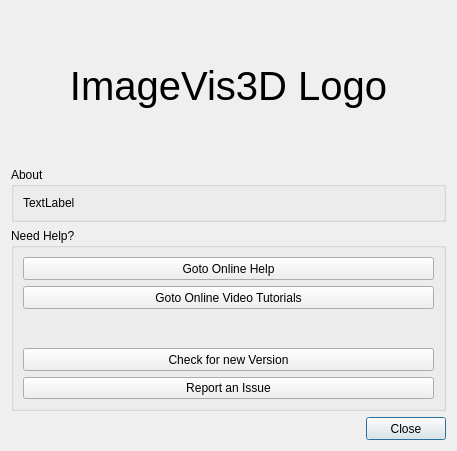
SCIInstitute/ImageVis3D, file ImageVis3D/UI/UI/About.ui: the form before one commit.
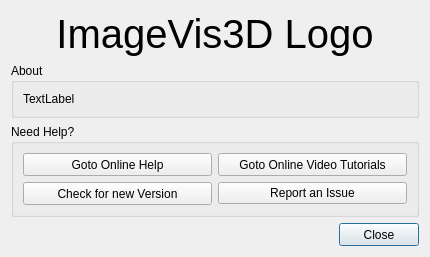
The form after the commit.

Commit message: completed new about dialog

```diff
--- a/ImageVis3D/UI/UI/About.ui
+++ b/ImageVis3D/UI/UI/About.ui
@@ -8,8 +8,8 @@
    <rect>
     <x>0</x>
     <y>0</y>
-    <width>457</width>
-    <height>451</height>
+    <width>430</width>
+    <height>246</height>
    </rect>
   </property>
   <property name="sizePolicy" >
@@ -33,16 +33,22 @@
   <layout class="QVBoxLayout" name="verticalLayout" >
    <item>
     <widget class="QLabel" name="label_logo" >
+     <property name="sizePolicy" >
+      <sizepolicy vsizetype="Preferred" hsizetype="Preferred" >
+       <horstretch>0</horstretch>
+       <verstretch>0</verstretch>
+      </sizepolicy>
+     </property>
      <property name="minimumSize" >
       <size>
        <width>0</width>
-       <height>150</height>
+       <height>0</height>
       </size>
      </property>
      <property name="maximumSize" >
       <size>
        <width>16777215</width>
-       <height>150</height>
+       <height>16777215</height>
       </size>
      </property>
      <property name="font" >
@@ -69,6 +75,9 @@
         <property name="text" >
          <string>TextLabel</string>
         </property>
+        <property name="wordWrap" >
+         <bool>true</bool>
+        </property>
        </widget>
       </item>
      </layout>
@@ -94,8 +103,8 @@
         <property name="title" >
          <string>Need Help?</string>
         </property>
-        <layout class="QVBoxLayout" name="verticalLayout_2" >
-         <item>
+        <layout class="QGridLayout" name="gridLayout" >
+         <item row="0" column="0" >
           <widget class="QPushButton" name="pushButton_GotoOnlineHelp" >
            <property name="minimumSize" >
             <size>
@@ -111,36 +120,7 @@
            </property>
           </widget>
          </item>
-         <item>
-          <widget class="QPushButton" name="pushButton_OnlineVideoTutorials" >
-           <property name="minimumSize" >
-            <size>
-             <width>0</width>
-             <height>23</height>
-            </size>
-           </property>
-           <property name="text" >
-            <string>Goto Online Video Tutorials</string>
-           </property>
-           <property name="autoDefault" >
-            <bool>false</bool>
-           </property>
-          </widget>
-         </item>
-         <item>
-          <spacer name="verticalSpacer_2" >
-           <property name="orientation" >
-            <enum>Qt::Vertical</enum>
-           </property>
-           <property name="sizeHint" stdset="0" >
-            <size>
-             <width>20</width>
-             <height>40</height>
-            </size>
-           </property>
-          </spacer>
-         </item>
-         <item>
+         <item row="2" column="0" >
           <widget class="QPushButton" name="pushButton_CheckForNewVersion" >
            <property name="minimumSize" >
             <size>
@@ -156,7 +136,23 @@
            </property>
           </widget>
          </item>
-         <item>
+         <item row="0" column="1" >
+          <widget class="QPushButton" name="pushButton_OnlineVideoTutorials" >
+           <property name="minimumSize" >
+            <size>
+             <width>0</width>
+             <height>23</height>
+            </size>
+           </property>
+           <property name="text" >
+            <string>Goto Online Video Tutorials</string>
+           </property>
+           <property name="autoDefault" >
+            <bool>false</bool>
+           </property>
+          </widget>
+         </item>
+         <item row="2" column="1" >
           <widget class="QPushButton" name="pushButton_BugRep" >
            <property name="text" >
             <string>Report an Issue</string>
```
Left out of the diff: 37 changed lines with no effect on the pictures. The commit also changes 5 other files.
